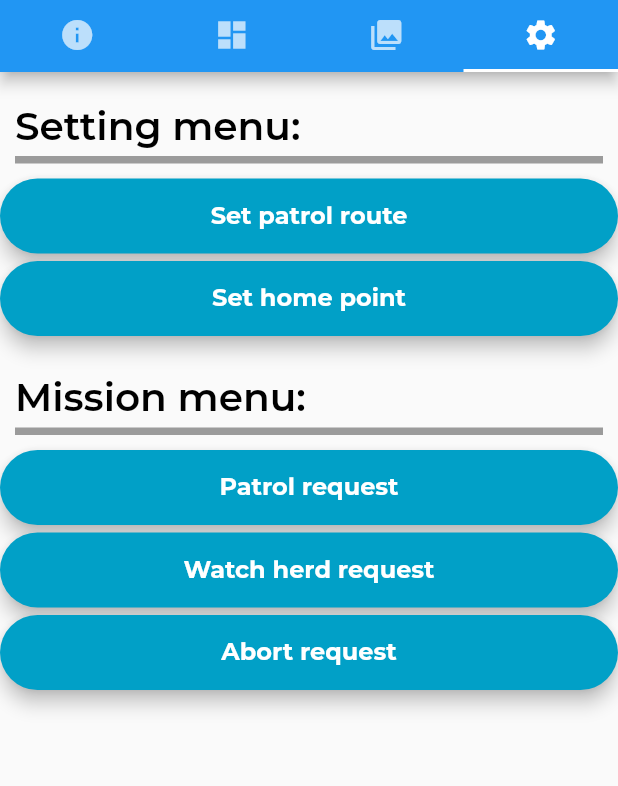
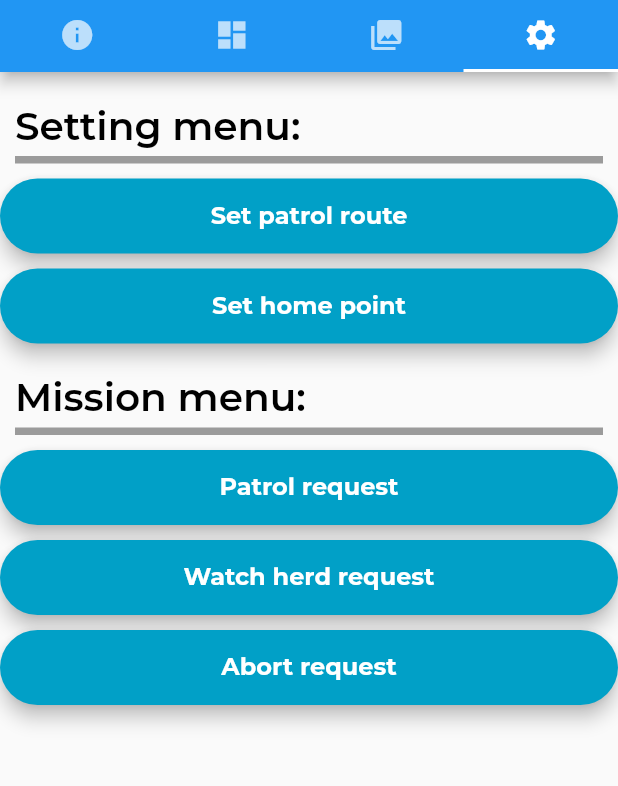
Before and after one commit to TomerMe2/SecurityDrone, a Flutter app: the CentralPage screen opened directly, tab 4 chosen, on a phone screen of 412 x 824 dp, the part 84-870 px from its top. Run offline on Flutter 3.47's test engine with Material 2 defaults, Android fonts, the phone set to English and light mode, and no system bars; our stand-ins replace bloc, date_format, equatable, flutter_bloc, google_maps_flutter; missing offline and left inert: loading_animations.

Commit message:
added exit button to location display, moved done button to button left due to interfering with the notification bar

```diff
--- a/security_drone_user_app/lib/presentation/pages/home_set_page.dart
+++ b/security_drone_user_app/lib/presentation/pages/home_set_page.dart
@@ -89,9 +89,9 @@ class HomeMapPageState extends State<HomeMapPage> {
 
           ),
             Align(
-                alignment: Alignment.topRight,
+                alignment: Alignment.bottomLeft,
                 child: Padding(
-                  padding: EdgeInsets.only(right: 5),
+                  padding: EdgeInsets.only(left: 5),
                   child: TextButton(
                       onPressed: () {_bloc.add(DonePickingPoints());},
                       style: ButtonStyle(
--- a/security_drone_user_app/lib/presentation/pages/mission_page.dart
+++ b/security_drone_user_app/lib/presentation/pages/mission_page.dart
@@ -44,17 +44,14 @@ class MissionPageState extends State<MissionPage> {
         crossAxisAlignment: CrossAxisAlignment.center,
         children: [
           TextSection("Setting menu:", "", bodyHeight: 10.0),
-          SizedBox(height: 0.0),
           createButton(() => Navigator.push(context, MaterialPageRoute(builder: (context) => PatrolSetPage())), "Set patrol route"),
-          SizedBox(height: 5.0),
+          SizedBox(height: 10.0),
           createButton(() => Navigator.push(context, MaterialPageRoute(builder: (context) => HomeMapPage())), "Set home point"),
-          SizedBox(height: 5.0),
           TextSection("Mission menu:", "", bodyHeight: 10.0),
-          SizedBox(height: 0.0),
           createButton(() => _bloc.add(PatrolRequest()), "Patrol request"),
-          SizedBox(height: 5.0),
+          SizedBox(height: 10.0),
           createButton(() => _bloc.add(WatchHerdRequest()), "Watch herd request"),
-          SizedBox(height: 5.0),
+          SizedBox(height: 10.0),
           createButton(() => _bloc.add(AbortMissionRequest()), "Abort request")
         ],
       ),
@@ -103,7 +100,7 @@ class MissionPageState extends State<MissionPage> {
               builder: (BuildContext context) {
                 MissionState currState = curr as MissionState;
                 return AlertDialog(
-                  title: TextSection(currState.requestType.toString().split('.').last + " request submitted", ""),
+                  title: Text(currState.requestType.toString().split('.').last + " request submitted"),
                   actions: [
                     TextButton(onPressed: () => Navigator.of(context).pop(), child: Text("Ok")),
                   ],
--- a/security_drone_user_app/lib/presentation/pages/patrol_set_page.dart
+++ b/security_drone_user_app/lib/presentation/pages/patrol_set_page.dart
@@ -88,9 +88,9 @@ class PatrolSetPageState extends State<PatrolSetPage> {
 
           ),
           Align(
-            alignment: Alignment.topRight,
+            alignment: Alignment.bottomLeft,
             child: Padding(
-              padding: EdgeInsets.only(right: 5),
+              padding: EdgeInsets.only(left: 5),
               child: TextButton(
                   onPressed: () {_bloc.add(DonePickingPoints());},
                   style: ButtonStyle(
```
Also changed, not shown: security_drone_user_app/lib/presentation/pages/dashboard_page.dart (+18 -1 lines), security_drone_user_app/lib/presentation/pages/view_thief_page.dart (+16 -1 lines).
